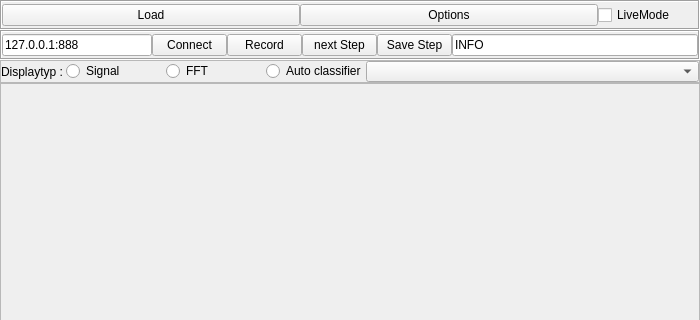
First picture: the form in dev/BrainVis/mertool.ui, repository waschkbaer/BrainVis, before the edit; both pictures show x 0 to 700 and y 0 to 320 of the 700 by 900 pixel window.
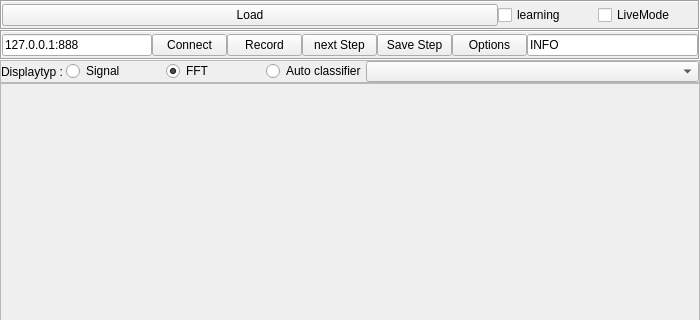
Second picture: the form after the edit.

```diff
--- a/dev/BrainVis/mertool.ui
+++ b/dev/BrainVis/mertool.ui
@@ -86,9 +86,21 @@
         </widget>
        </item>
        <item>
-        <widget class="QPushButton" name="optionsButton">
+        <widget class="QCheckBox" name="checkBox_2">
+         <property name="minimumSize">
+          <size>
+           <width>100</width>
+           <height>0</height>
+          </size>
+         </property>
+         <property name="maximumSize">
+          <size>
+           <width>100</width>
+           <height>16777215</height>
+          </size>
+         </property>
          <property name="text">
-          <string>Options</string>
+          <string>learning</string>
          </property>
         </widget>
        </item>
@@ -221,6 +233,25 @@
          </property>
         </widget>
        </item>
+       <item>
+        <widget class="QPushButton" name="optionsButton">
+         <property name="minimumSize">
+          <size>
+           <width>75</width>
+           <height>0</height>
+          </size>
+         </property>
+         <property name="maximumSize">
+          <size>
+           <width>75</width>
+           <height>16777215</height>
+          </size>
+         </property>
+         <property name="text">
+          <string>Options</string>
+         </property>
+        </widget>
+       </item>
        <item>
         <widget class="QLineEdit" name="lineEdit_2">
          <property name="text">
@@ -319,6 +350,9 @@
          <property name="text">
           <string>FFT</string>
          </property>
+         <property name="checked">
+          <bool>true</bool>
+         </property>
         </widget>
        </item>
        <item>
```
Left out of the diff: 6 changed lines with no effect on the pictures.
